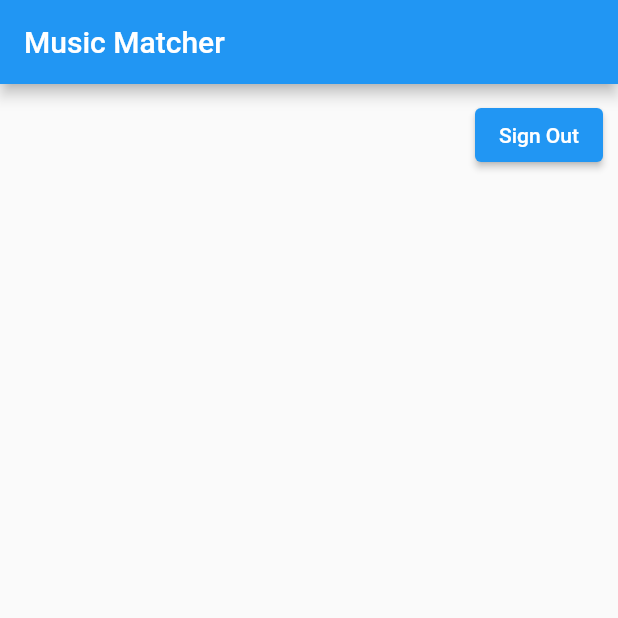
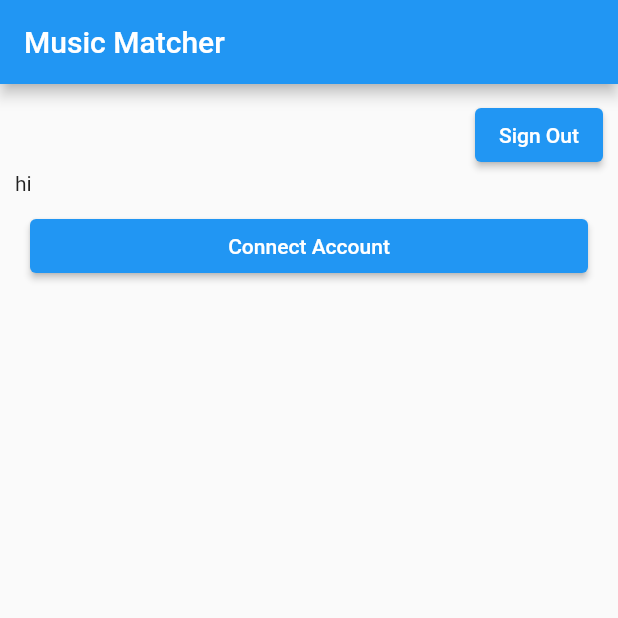
Before and after one commit to alpshad/Music-Matcher, a Flutter app: the HomeScreen screen opened directly, on a phone screen of 412 x 824 dp, the top half of it. Run offline on Flutter 3.47's test engine with Material 2 defaults, Android fonts, the phone set to English and light mode, and no system bars; our stand-ins replace firebase_auth, firebase_core; missing offline and left inert: flutter_web_auth, spotify_sdk; accounts and stored records are empty.

Commit message:
Started spotify auth flow. There are errors but I wanted to commit now before I go to bed

```diff
--- a/lib/main.dart
+++ b/lib/main.dart
@@ -1,8 +1,14 @@
+import 'dart:io';
+
 import 'package:flutter/material.dart';
+import 'dart:convert';
 import 'package:firebase_core/firebase_core.dart';
 import 'package:firebase_auth/firebase_auth.dart';
 import 'package:provider/provider.dart';
+import 'package:http/http.dart' as http;
 import 'firebase_options.dart';
+import 'package:spotify_sdk/spotify_sdk.dart';
+import 'package:flutter_web_auth/flutter_web_auth.dart';
 
 enum ApplicationLoginState {
   loggedOut,
@@ -14,6 +20,8 @@ enum ApplicationLoginState {
 
 bool userLoggedIn = false;
 UserCredential? user;
+String spotifyClientID = "ed9e36fd550e4bdb854a0e810e79107f";
+String spotifyClientSecret = "";
 
 Future main() async {
   WidgetsFlutterBinding.ensureInitialized();
@@ -52,6 +60,12 @@ class MyApp extends StatelessWidget {
         primarySwatch: Colors.blue,
       ),
       home: const LoginScreen(title: 'Music Matcher Login'),
+      initialRoute: '/',
+      routes: {
+        '/': (context) => const HomeScreen(),
+        '/login': (context) => const LoginScreen(title: "Music Matcher"),
+        '/signup': (context) => const SignupScreen()
+      },
     );
   }
 }
@@ -415,10 +429,80 @@ class _HomeScreen extends State<HomeScreen> {
                   );
                 }
               )
-            )
+            ),
+            if (user == null)
+              // Spotify not connected
+              const Text("hi")
+            else
+              Container(
+                // Spotify connected
+                padding: const EdgeInsets.all(10),
+                child: const Text("Connect to your Spotify account to start matching!", textAlign: TextAlign.center,
+                  style: TextStyle(color: Colors.green, fontWeight: FontWeight.w500, fontSize: 24),
+                )
+              ),
+              Container(
+                padding: const EdgeInsets.all(10),
+                child: ElevatedButton(
+                  child: Text("Connect Account"),
+                  onPressed: () {
+                    // Connect to spotify
+
+                  },
+                )
+              )
           ]
         )
       )
     );
   }
+
+  Future<void> spotifyAuth() async {
+    const redirectUri = "/home";
+    const state = "spotifyState";
+
+    try {
+      String result = await FlutterWebAuth.authenticate(url: SpotifyAuth.reqAuth(clientId, redirectUri, state), callbackUrlScheme: "music-matcher");
+      String? returnedState = Uri.parse(result).queryParameters['state'];
+      if (state != returnedState) {
+        throw HttpException('Unable to access Spotify');
+      }
+
+      String? code = Uri.parse(result).queryParameters['code'];
+      var tokens = await
+
+    } on Exception catch (e) {
+
+    }
+  }
+
+  Future<AuthTokens> getSpotifyAuthTokens(String code, String redirectUri) async {
+    var base64Cred = utf8.fuse(base64).encode('$spotifyClientID:$spotifyClientSecret');
+    var response = await http.post(Uri.dataFromString(SpotifyAuth.reqToken), body: {
+      'grant_type': 'authorization_code',
+      'code': code,
+      'redirect_uri': redirectUri,
+    }, headers: { HttpHeaders.authorizationHeader: 'Basic $base64Cred' });
+  }
 }
+
+class SpotifyAuth {
+  static List<String> scopes = [
+    'user-read-private',
+    'user-read-email',
+    'user-library-read',
+    'user-top-read',
+    'user-read-recently-played',
+    'user-follow-read',
+    'user-read-collaborative',
+    'app-remote-control',
+  ];
+
+  static String reqAuth(String clientId, String redirectUri, String state) {
+    return 'https://accounts.spotify.com/authorize?response_type=code&clientId=$clientId&scope=${scopes.join('%20')}&redirect_uri=$rediretUri&state=$state';
+  }
+
+  static String reqToken = 'https://accounts.spotify.com/api/token';
+  static String getCurrUser = 'https://api/spotify.com/v1/me';
+
+}
--- a/pubspec.yaml
+++ b/pubspec.yaml
@@ -40,6 +40,7 @@ dependencies:
   cloud_firestore: ^3.1.10
   firebase_auth: ^3.3.10
   provider: ^6.0.2
+  flutter_web_auth: ^0.4.1
 
 dev_dependencies:
   flutter_test:
```
Also changed, not shown: pubspec.lock.
